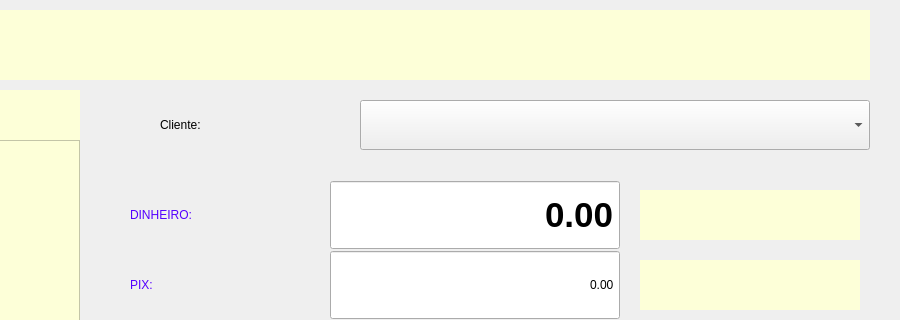
Above: telas/caixa_pdv.ui from htisistema/SISCOM before the change; both pictures show x 350 to 1250 and y 0 to 320 of the 1250 by 680 pixel window. Below: the same form after it.
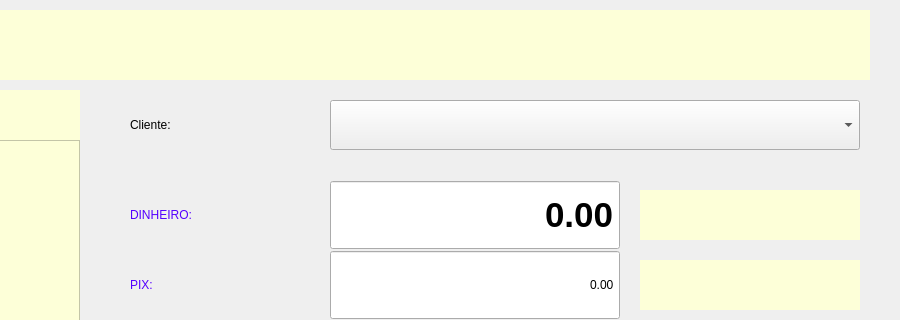
That is the form after the change. Icons and pictures are not drawn.

Diff of the .ui file:
```diff
--- a/telas/caixa_pdv.ui
+++ b/telas/caixa_pdv.ui
@@ -99,7 +99,7 @@
    <widget class="QLabel" name="label">
     <property name="geometry">
      <rect>
-      <x>510</x>
+      <x>480</x>
       <y>100</y>
       <width>180</width>
       <height>50</height>
@@ -167,9 +167,9 @@
    <widget class="QComboBox" name="cb_cliente">
     <property name="geometry">
      <rect>
-      <x>710</x>
+      <x>680</x>
       <y>100</y>
-      <width>510</width>
+      <width>530</width>
       <height>50</height>
      </rect>
     </property>
```
Left out of the diff: 2 changed lines with no effect on the pictures.
